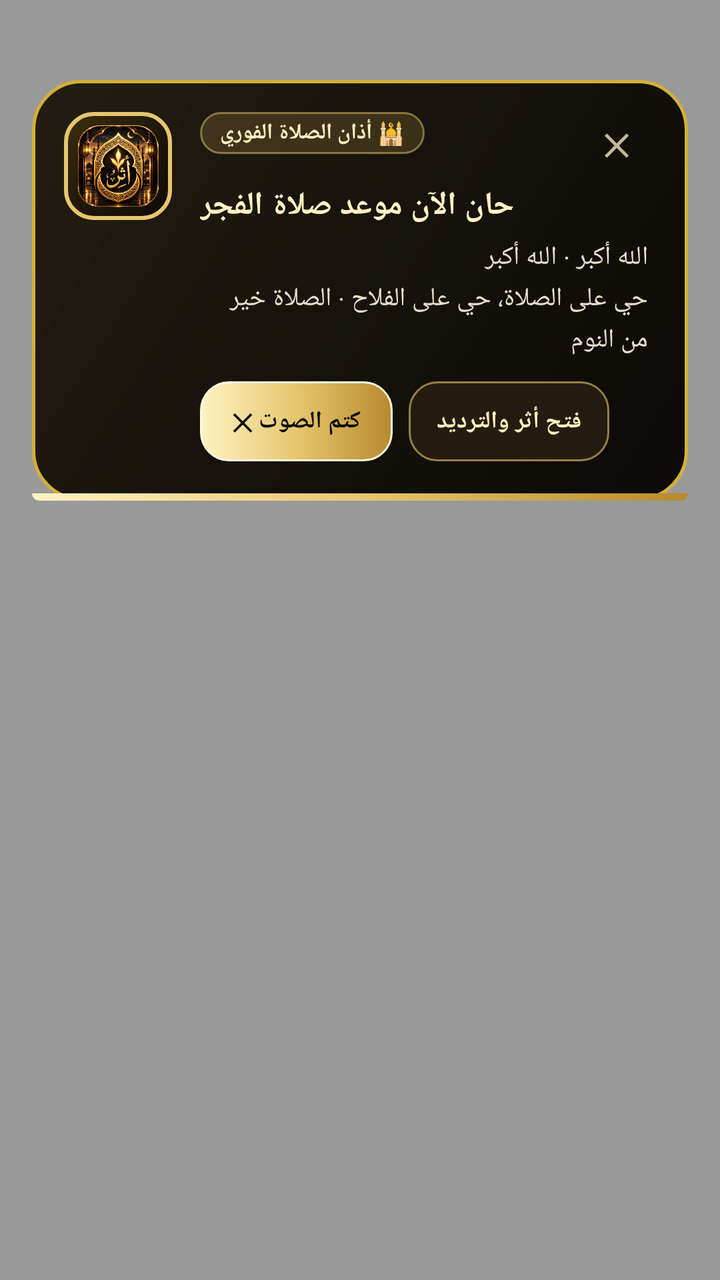
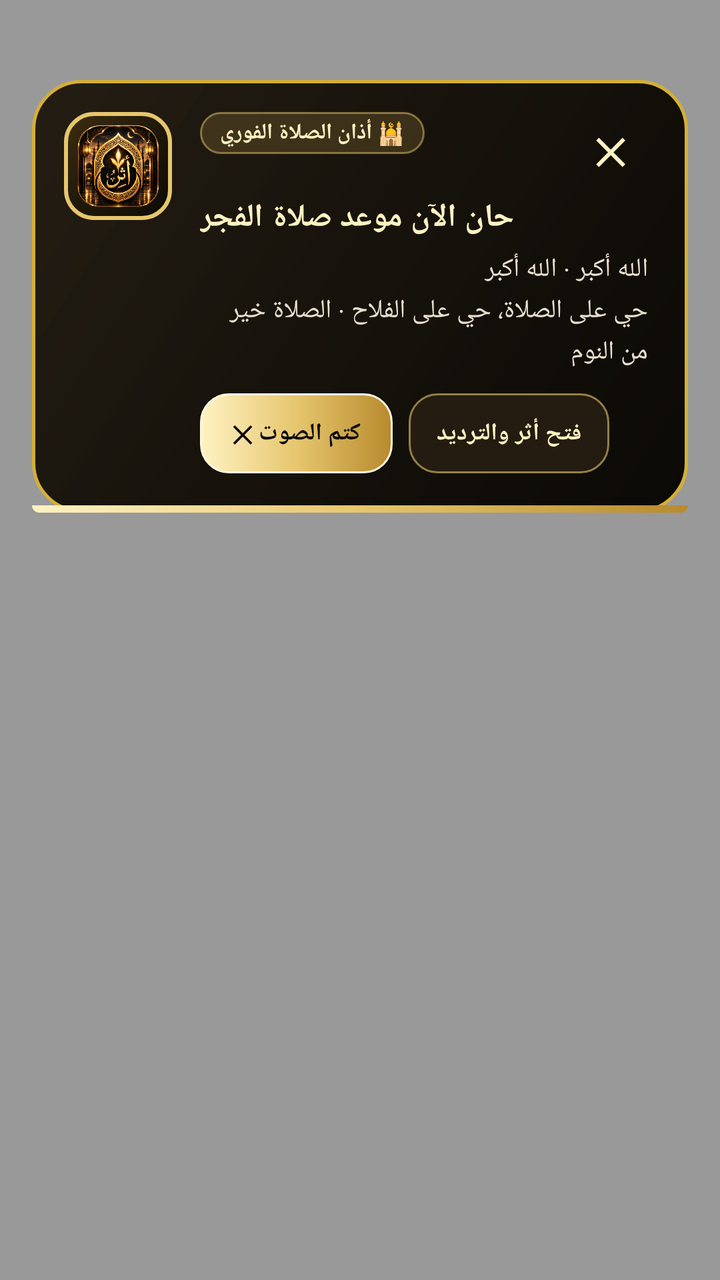

Compare the two renders of this Android layout. The source of the first and the diff that turns it into the second are given below.
<!-- AndroidManifest.xml: activity theme Theme.Athar.FullScreenAthan -->
<!-- res/layout/activity_athan_fullscreen.xml -->
<?xml version="1.0" encoding="utf-8"?>
<FrameLayout xmlns:android="http://schemas.android.com/apk/res/android"
    android:layout_width="match_parent"
    android:layout_height="match_parent"
    android:background="#66000000"
    android:gravity="top|center_horizontal"
    android:padding="16dp">

    
    <LinearLayout
        android:id="@+id/cardRoyalOverlay"
        android:layout_width="match_parent"
        android:layout_height="wrap_content"
        android:layout_gravity="top|center_horizontal"
        android:layout_marginTop="24dp"
        android:background="@drawable/royal_overlay_card_bg"
        android:orientation="vertical"
        android:elevation="12dp">

        <LinearLayout
            android:layout_width="match_parent"
            android:layout_height="wrap_content"
            android:orientation="horizontal"
            android:padding="16dp"
            android:gravity="top">

            
            <FrameLayout
                android:layout_width="54dp"
                android:layout_height="54dp"
                android:background="@drawable/royal_logo_frame_bg"
                android:padding="6dp"
                android:layout_gravity="top">

                <ImageView
                    android:id="@+id/ivRoyalLogo"
                    android:layout_width="match_parent"
                    android:layout_height="match_parent"
                    android:contentDescription="شعار أثر"
                    android:scaleType="fitCenter"
                    android:src="@drawable/icon_logo" />
            </FrameLayout>

            
            <LinearLayout
                android:layout_width="0dp"
                android:layout_height="wrap_content"
                android:layout_weight="1"
                android:layout_marginStart="14dp"
                android:layout_marginEnd="4dp"
                android:orientation="vertical">

                
                <RelativeLayout
                    android:layout_width="match_parent"
                    android:layout_height="wrap_content">

                    <TextView
                        android:id="@+id/tvCategoryBadge"
                        android:layout_width="wrap_content"
                        android:layout_height="wrap_content"
                        android:layout_alignParentStart="true"
                        android:background="@drawable/royal_badge_bg"
                        android:paddingHorizontal="10dp"
                        android:paddingVertical="3dp"
                        android:text="🕌 أذان الصلاة الفوري"
                        android:textColor="#FFF2C2"
                        android:textSize="11sp"
                        android:textStyle="bold" />

                    <TextView
                        android:id="@+id/btnCloseOverlay"
                        android:layout_width="32dp"
                        android:layout_height="32dp"
                        android:layout_alignParentEnd="true"
                        android:gravity="center"
                        android:text="✕"
                        android:textColor="#C4B998"
                        android:textSize="15sp"
                        android:textStyle="bold" />
                </RelativeLayout>

                
                <TextView
                    android:id="@+id/tvPrayerTitle"
                    android:layout_width="wrap_content"
                    android:layout_height="wrap_content"
                    android:layout_marginTop="4dp"
                    android:text="حان الآن موعد صلاة الفجر"
                    android:textColor="#FFF2C2"
                    android:textSize="16sp"
                    android:textStyle="bold" />

                
                <TextView
                    android:id="@+id/tvDhikrHint"
                    android:layout_width="match_parent"
                    android:layout_height="wrap_content"
                    android:layout_marginTop="6dp"
                    android:lineSpacingExtra="3dp"
                    android:text="الله أكبر · الله أكبر\nحي على الصلاة، حي على الفلاح · الصلاة خير من النوم"
                    android:textColor="#E8E0CE"
                    android:textSize="13sp" />

                
                <LinearLayout
                    android:layout_width="match_parent"
                    android:layout_height="wrap_content"
                    android:layout_marginTop="12dp"
                    android:gravity="center_vertical"
                    android:orientation="horizontal">

                    
                    <Button
                        android:id="@+id/btnMuteAthan"
                        android:layout_width="wrap_content"
                        android:layout_height="40dp"
                        android:background="@drawable/royal_gold_btn_bg"
                        android:elevation="4dp"
                        android:paddingHorizontal="16dp"
                        android:text="كتم الصوت ✕"
                        android:textColor="#080705"
                        android:textSize="12sp"
                        android:textStyle="bold" />

                    
                    <Button
                        android:id="@+id/btnOpenApp"
                        android:layout_width="wrap_content"
                        android:layout_height="40dp"
                        android:layout_marginStart="8dp"
                        android:background="@drawable/royal_dark_btn_bg"
                        android:paddingHorizontal="14dp"
                        android:text="فتح أثر والترديد"
                        android:textColor="#FFF2C2"
                        android:textSize="12sp"
                        android:textStyle="bold" />
                </LinearLayout>

            </LinearLayout>
        </LinearLayout>

        
        <View
            android:id="@+id/viewGoldProgressBar"
            android:layout_width="match_parent"
            android:layout_height="3.5dp"
            android:background="@drawable/royal_gold_progress_bg" />

    </LinearLayout>

</FrameLayout>
<!-- resources referenced by this layout -->
<resources>
  <!-- drawable icon_logo: png bitmap (drawable, 459085 bytes) -->
  <!-- drawable royal_badge_bg (drawable) -->
  <?xml version="1.0" encoding="utf-8"?>
  <shape xmlns:android="http://schemas.android.com/apk/res/android"
      android:shape="rectangle">
      <solid android:color="#33C8A24A" />
      <corners android:radius="10dp" />
      <stroke
          android:width="1dp"
          android:color="#80E6C66E" />
  </shape>
  <!-- drawable royal_dark_btn_bg (drawable) -->
  <?xml version="1.0" encoding="utf-8"?>
  <ripple xmlns:android="http://schemas.android.com/apk/res/android"
      android:color="#30E6C66E">
      <item>
          <shape android:shape="rectangle">
              <solid android:color="#241C10" />
              <corners android:radius="14dp" />
              <stroke
                  android:width="1dp"
                  android:color="#99E6C66E" />
          </shape>
      </item>
  </ripple>
  <!-- drawable royal_gold_btn_bg (drawable) -->
  <?xml version="1.0" encoding="utf-8"?>
  <ripple xmlns:android="http://schemas.android.com/apk/res/android"
      android:color="#40FFFFFF">
      <item>
          <shape android:shape="rectangle">
              <gradient
                  android:angle="0"
                  android:startColor="#FFF2C2"
                  android:centerColor="#E6C66E"
                  android:endColor="#B88A2D"
                  android:type="linear" />
              <corners android:radius="14dp" />
              <stroke
                  android:width="1dp"
                  android:color="#FFF9E2" />
          </shape>
      </item>
  </ripple>
  <!-- drawable royal_gold_progress_bg (drawable) -->
  <?xml version="1.0" encoding="utf-8"?>
  <shape xmlns:android="http://schemas.android.com/apk/res/android"
      android:shape="rectangle">
      <gradient
          android:angle="0"
          android:startColor="#FFF2C2"
          android:centerColor="#E6C66E"
          android:endColor="#B88A2D"
          android:type="linear" />
      <corners
          android:bottomLeftRadius="24dp"
          android:bottomRightRadius="24dp" />
  </shape>
  <!-- drawable royal_logo_frame_bg (drawable) -->
  <?xml version="1.0" encoding="utf-8"?>
  <shape xmlns:android="http://schemas.android.com/apk/res/android"
      android:shape="rectangle">
      <gradient
          android:angle="315"
          android:startColor="#3E2E10"
          android:centerColor="#1F180B"
          android:endColor="#0D0B07"
          android:type="linear" />
      <corners android:radius="14dp" />
      <stroke
          android:width="2dp"
          android:color="#E6C66E" />
  </shape>
  <!-- drawable royal_overlay_card_bg (drawable) -->
  <?xml version="1.0" encoding="utf-8"?>
  <shape xmlns:android="http://schemas.android.com/apk/res/android"
      android:shape="rectangle">
      <gradient
          android:angle="315"
          android:startColor="#F41F180E"
          android:centerColor="#F8130F08"
          android:endColor="#FA090704"
          android:type="linear" />
      <corners android:radius="24dp" />
      <stroke
          android:width="1.8dp"
          android:color="#D4AF37" />
  </shape>
  <style name="Theme.Athar.FullScreenAthan" parent="android:Theme.DeviceDefault.NoActionBar">
          <item name="android:windowBackground">@android:color/transparent</item>
          <item name="android:windowIsTranslucent">true</item>
          <item name="android:windowNoTitle">true</item>
          <item name="android:windowFullscreen">true</item>
          <item name="android:windowContentOverlay">@null</item>
          <item name="android:statusBarColor">#0A0907</item>
          <item name="android:navigationBarColor">#0A0907</item>
      </style>
</resources>

<!-- the commit's change to res/layout/activity_athan_fullscreen.xml (unified diff, before → after) -->
@@ -70,15 +70,19 @@
 
                     <TextView
                         android:id="@+id/btnCloseOverlay"
-                        android:layout_width="32dp"
-                        android:layout_height="32dp"
+                        android:layout_width="38dp"
+                        android:layout_height="38dp"
                         android:layout_alignParentEnd="true"
                         android:gravity="center"
                         android:text="✕"
-                        android:textColor="#C4B998"
-                        android:textSize="15sp"
-                        android:textStyle="bold" />
+                        android:textColor="#FFF2C2"
+                        android:textSize="18sp"
+                        android:textStyle="bold"
+                        android:background="?android:attr/selectableItemBackgroundBorderless"
+                        android:clickable="true"
+                        android:focusable="true" />
                 </RelativeLayout>
+
 
                 
                 <TextView
